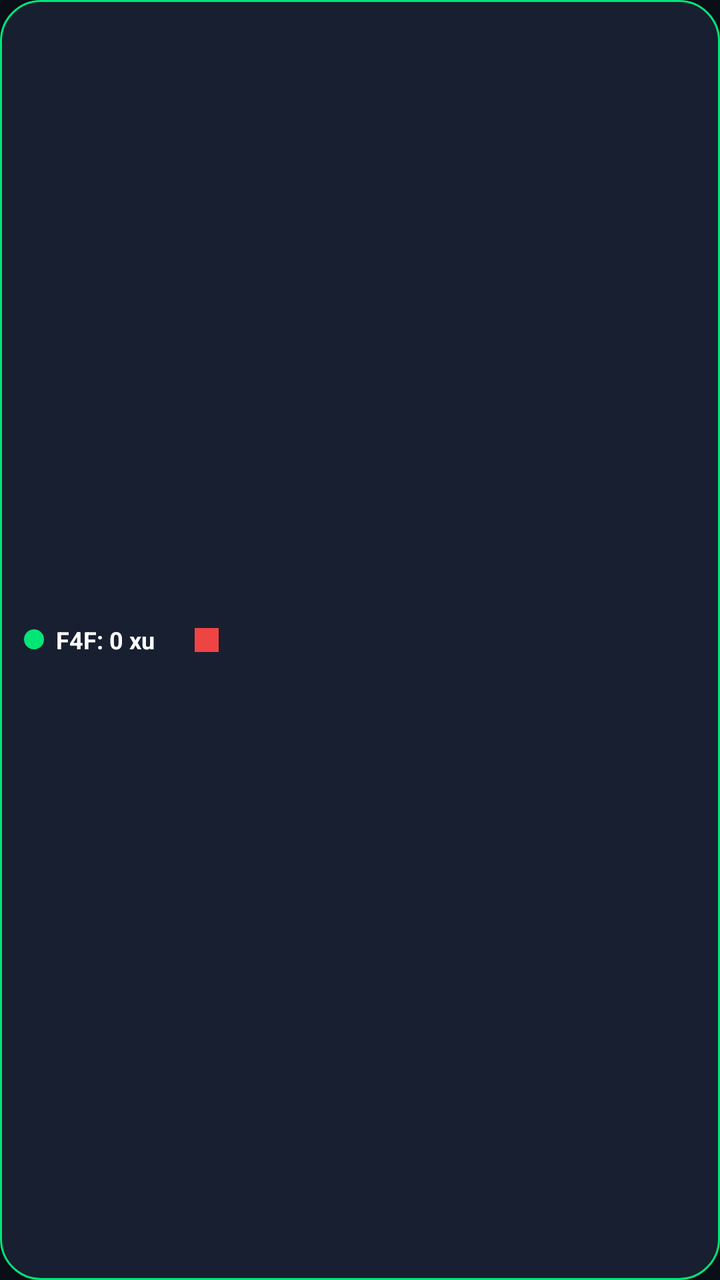
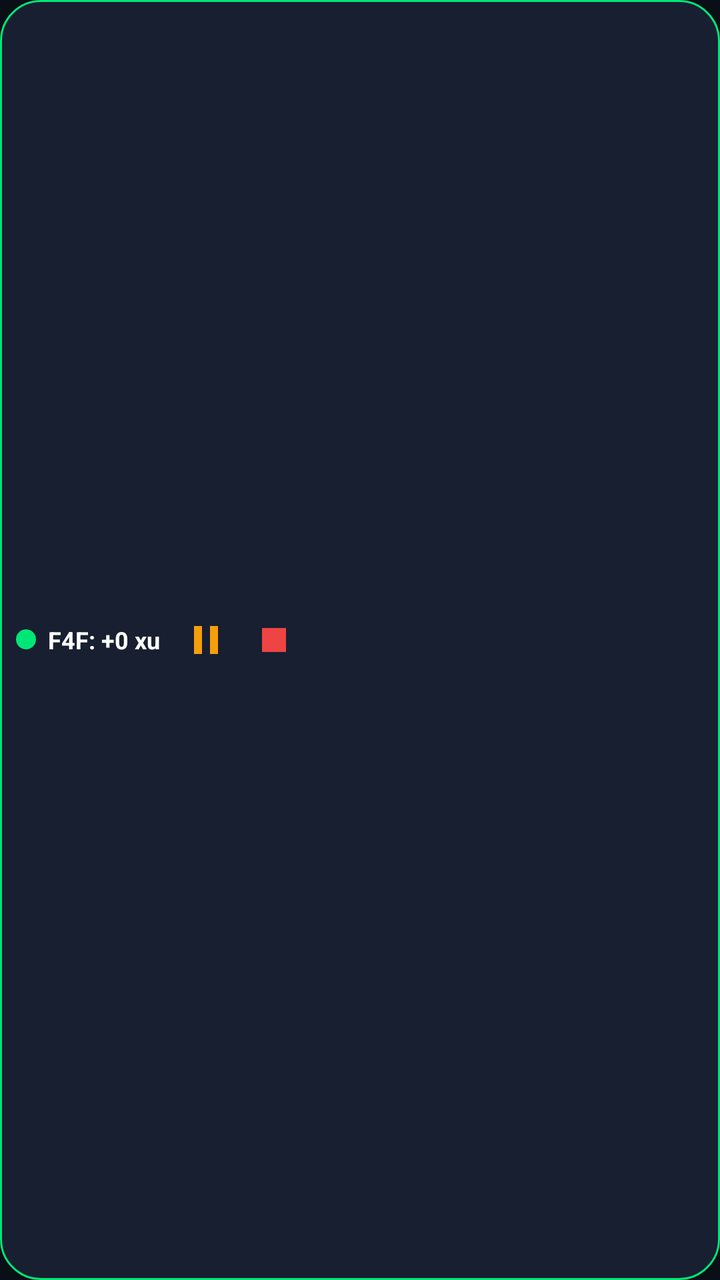

Two renders of the same Android screen: before a commit and after it. Below are the layout's source before the change and the commit's diff.
<!-- AndroidManifest.xml: application theme Theme.F4FAutoRunner -->
<!-- res/layout/layout_floating_widget.xml -->
<?xml version="1.0" encoding="utf-8"?>
<LinearLayout xmlns:android="http://schemas.android.com/apk/res/android"
    android:id="@+id/root_floating"
    android:layout_width="wrap_content"
    android:layout_height="wrap_content"
    android:background="@drawable/bg_floating_card"
    android:elevation="8dp"
    android:gravity="center_vertical"
    android:orientation="horizontal"
    android:padding="6dp">

    
    <LinearLayout
        android:id="@+id/drag_area"
        android:layout_width="wrap_content"
        android:layout_height="wrap_content"
        android:gravity="center_vertical"
        android:orientation="horizontal"
        android:paddingStart="6dp"
        android:paddingEnd="6dp">

        <TextView
            android:id="@+id/tv_floating_badge"
            android:layout_width="10dp"
            android:layout_height="10dp"
            android:layout_marginEnd="6dp"
            android:background="@drawable/circle_green" />

        <TextView
            android:id="@+id/tv_floating_status"
            android:layout_width="wrap_content"
            android:layout_height="wrap_content"
            android:text="F4F: 0 xu"
            android:textColor="#FFFFFF"
            android:textSize="12sp"
            android:textStyle="bold" />
    </LinearLayout>

    
    <ImageButton
        android:id="@+id/btn_floating_stop"
        android:layout_width="28dp"
        android:layout_height="28dp"
        android:layout_marginStart="6dp"
        android:background="?attr/selectableItemBackgroundBorderless"
        android:src="@drawable/ic_stop"
        android:contentDescription="Stop Auto" />

</LinearLayout>
<!-- resources referenced by this layout -->
<resources>
  <!-- drawable bg_floating_card (drawable) -->
  <?xml version="1.0" encoding="utf-8"?>
  <shape xmlns:android="http://schemas.android.com/apk/res/android"
      android:shape="rectangle">
      <solid android:color="#E61A2234" />
      <corners android:radius="20dp" />
      <stroke android:width="1dp" android:color="#00E676" />
  </shape>
  <!-- drawable circle_green (drawable) -->
  <?xml version="1.0" encoding="utf-8"?>
  <shape xmlns:android="http://schemas.android.com/apk/res/android"
      android:shape="oval">
      <solid android:color="#00E676" />
  </shape>
  <!-- drawable ic_stop (drawable) -->
  <vector xmlns:android="http://schemas.android.com/apk/res/android"
      android:width="24dp"
      android:height="24dp"
      android:viewportWidth="24"
      android:viewportHeight="24">
      <path
          android:fillColor="#EF4444"
          android:pathData="M6,6h12v12H6z"/>
  </vector>
  <style name="Theme.F4FAutoRunner" parent="Theme.MaterialComponents.DayNight.NoActionBar">
          <item name="colorPrimary">@color/primary_neon</item>
          <item name="colorPrimaryVariant">@color/cyan_neon</item>
          <item name="colorOnPrimary">#000000</item>
          <item name="android:windowBackground">@color/bg_dark</item>
          <item name="android:statusBarColor">@color/bg_dark</item>
      </style>
  <color name="primary_neon">#00E676</color>
  <color name="cyan_neon">#00E5FF</color>
  <color name="bg_dark">#0A0E17</color>
</resources>

<!-- the commit's change to res/layout/layout_floating_widget.xml (unified diff, before → after) -->
@@ -4,10 +4,13 @@
     android:layout_width="wrap_content"
     android:layout_height="wrap_content"
     android:background="@drawable/bg_floating_card"
-    android:elevation="8dp"
+    android:elevation="10dp"
     android:gravity="center_vertical"
     android:orientation="horizontal"
-    android:padding="6dp">
+    android:paddingStart="8dp"
+    android:paddingTop="6dp"
+    android:paddingEnd="8dp"
+    android:paddingBottom="6dp">
 
     
     <LinearLayout
@@ -15,12 +18,10 @@
         android:layout_width="wrap_content"
         android:layout_height="wrap_content"
         android:gravity="center_vertical"
-        android:orientation="horizontal"
-        android:paddingStart="6dp"
-        android:paddingEnd="6dp">
+        android:orientation="horizontal">
 
         <TextView
-            android:id="@+id/tv_floating_badge"
+            android:id="@+id/dot_floating_status"
             android:layout_width="10dp"
             android:layout_height="10dp"
             android:layout_marginEnd="6dp"
@@ -30,7 +31,7 @@
             android:id="@+id/tv_floating_status"
             android:layout_width="wrap_content"
             android:layout_height="wrap_content"
-            android:text="F4F: 0 xu"
+            android:text="F4F: +0 xu"
             android:textColor="#FFFFFF"
             android:textSize="12sp"
             android:textStyle="bold" />
@@ -38,10 +39,20 @@
 
     
     <ImageButton
+        android:id="@+id/btn_floating_pause"
+        android:layout_width="30dp"
+        android:layout_height="30dp"
+        android:layout_marginStart="8dp"
+        android:background="?attr/selectableItemBackgroundBorderless"
+        android:src="@drawable/ic_pause"
+        android:contentDescription="Pause/Resume" />
+
+    
+    <ImageButton
         android:id="@+id/btn_floating_stop"
-        android:layout_width="28dp"
-        android:layout_height="28dp"
-        android:layout_marginStart="6dp"
+        android:layout_width="30dp"
+        android:layout_height="30dp"
+        android:layout_marginStart="4dp"
         android:background="?attr/selectableItemBackgroundBorderless"
         android:src="@drawable/ic_stop"
         android:contentDescription="Stop Auto" />
<!-- resource entries referenced after the edit -->
@@ -14,6 +14,16 @@
       android:shape="oval">
       <solid android:color="#00E676" />
   </shape>
+  <!-- drawable ic_pause (drawable) -->
+  <vector xmlns:android="http://schemas.android.com/apk/res/android"
+      android:width="24dp"
+      android:height="24dp"
+      android:viewportWidth="24"
+      android:viewportHeight="24">
+      <path
+          android:fillColor="#F59E0B"
+          android:pathData="M6,19h4V5H6v14zm8,-14v14h4V5h-4z"/>
+  </vector>
   <!-- drawable ic_stop (drawable) -->
   <vector xmlns:android="http://schemas.android.com/apk/res/android"
       android:width="24dp"
